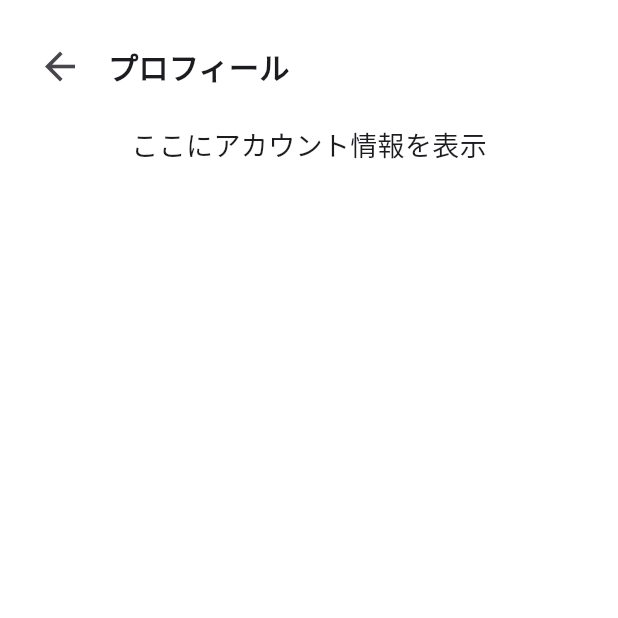
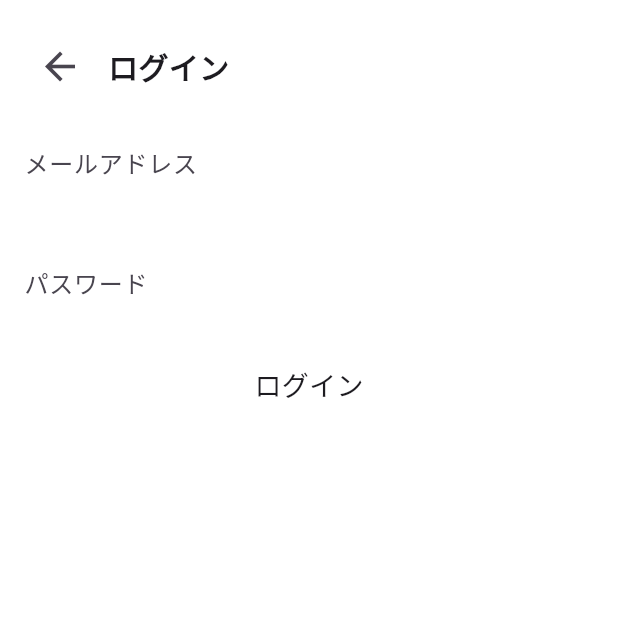
Before and after one commit to Ktento/breman-front, a Flutter app: the screen it shows after launch, scrolled down 276 dp, after a tap on the "account circle" icon, on a phone screen of 412 x 824 dp, the top half of it. Run offline on Flutter 3.47's test engine with Material 3 defaults, Android fonts, the phone set to English and light mode, and no system bars.

Commit message:
テキストボックスを実装

```diff
--- a/lib/login.dart
+++ b/lib/login.dart
@@ -22,7 +22,7 @@ class Login extends StatelessWidget {
                   ),
                   SizedBox(width: 8), // 戻るボタンとテキストの間にスペースを追加
                   Text(
-                    'プロフィール',
+                    'ログイン',
                     style: TextStyle(fontSize: 20, fontWeight: FontWeight.bold),
                   ),
                 ],
@@ -32,8 +32,22 @@ class Login extends StatelessWidget {
             // その他のコンテンツをここに追加
             Container(
               padding: const EdgeInsets.all(16.0),
+              child: TextField(
+                decoration: InputDecoration(
+                    border: InputBorder.none, hintText: 'メールアドレス'), //メアド入力フォーム
+              ),
+            ),
+            Container(
+              padding: const EdgeInsets.all(16.0),
+              child: TextField(
+                decoration: InputDecoration(
+                    border: InputBorder.none, hintText: 'パスワード'), //メアド入力フォーム
+              ),
+            ),
+            Container(
+              padding: const EdgeInsets.all(16.0),
               child: Text(
-                'ここにアカウント情報を表示',
+                'ログイン',
                 style: TextStyle(fontSize: 18),
               ),
             ),
```
